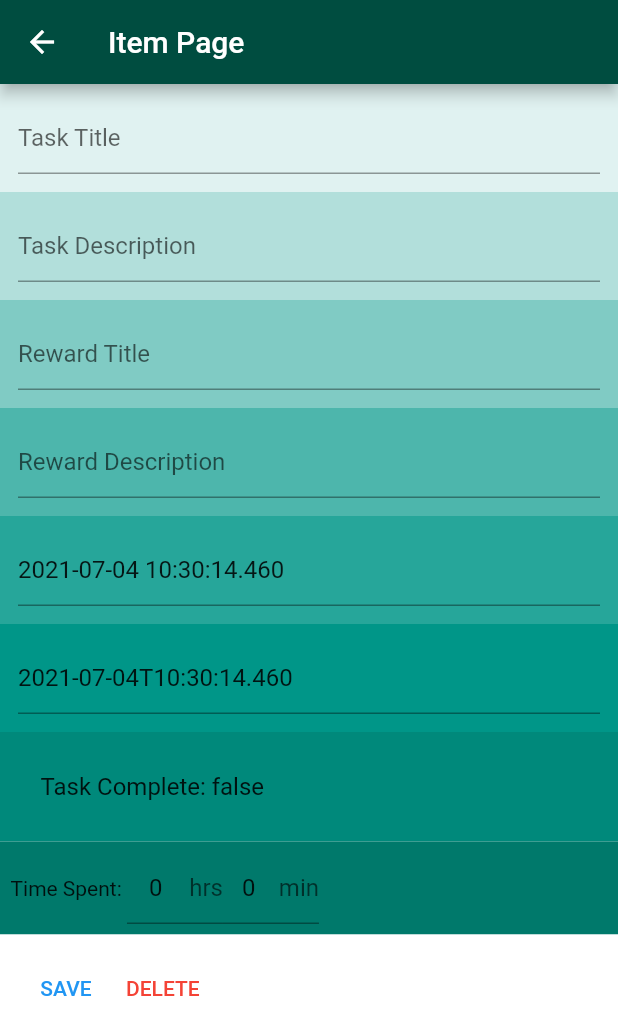
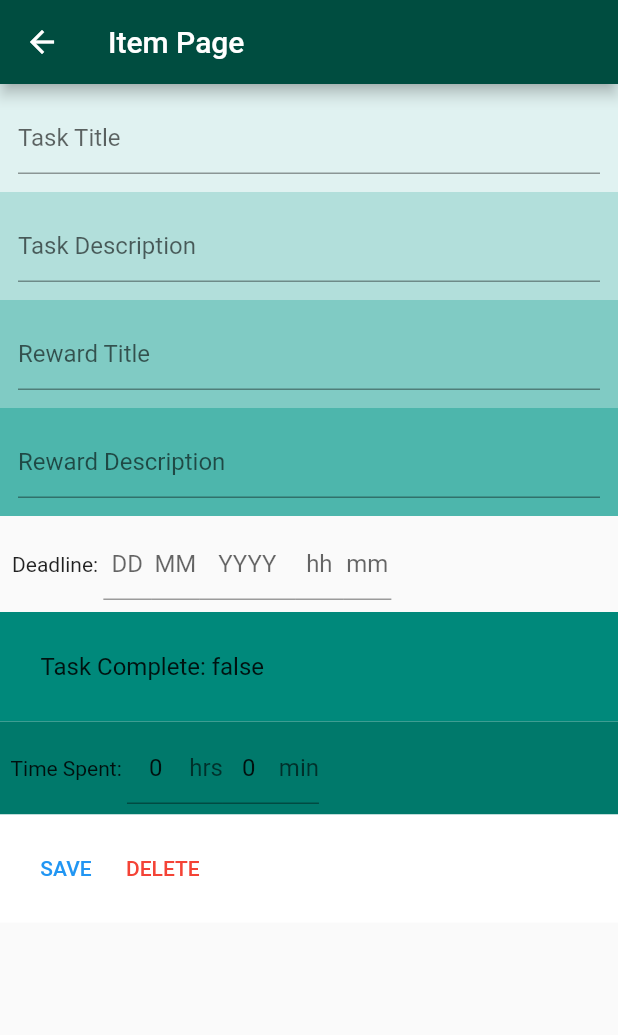
Before and after one commit to ayz122004/carrot, a Flutter app: the ItemPage screen opened directly with empty values, on a phone screen of 412 x 824 dp. Shown: the top 1035 px of the screen. Run offline on Flutter 3.47's test engine with Material 2 defaults, Android fonts, the phone set to English and light mode, and no system bars; our stand-ins replace fl_chart, fluttertoast.

```diff
--- a/lib/Pages/item_page.dart
+++ b/lib/Pages/item_page.dart
@@ -39,20 +39,113 @@ class _ItemPageState extends State<ItemPage> {
 
     void _updateTimeSpent() {
       myData.update();
-      _timeSpent = _tsHours*60 + _tsMinutes;
+      _timeSpent = _tsHours * 60 + _tsMinutes;
       setState(() {
         widget.item.setTimeSpent(Duration(minutes: _timeSpent));
       });
+    }
+
+    Widget _dateTimeField() {
+      var _dText, _mText, _yText, _hText, _minText = TextEditingController(text: "");
+      String _dVal, _mVal = "01";
+      String _yVal = "2021";
+      String _hVal, _minVal = "00";
+      try {
+        return Container(
+          padding: const EdgeInsets.all(8.0),
+          child: Row(
+            children: [
+              const Text("Deadline: "),
+
+              //Date
+              SizedBox(
+                width: 32,
+                child: TextFormField(
+                  textAlign: TextAlign.center,
+                  controller: _dText,
+                  keyboardType: TextInputType.number,
+                  decoration: const InputDecoration(hintText: "DD"),
+                  readOnly: widget.item.getIsComplete(),
+                  onFieldSubmitted: (value) {
+                    _dVal = _dText.text;
+                  },
+                ),
+              ),
+
+              //Month
+              SizedBox(
+                width: 32,
+                child: TextFormField(
+                  textAlign: TextAlign.center,
+                  controller: _mText,
+                  keyboardType: TextInputType.number,
+                  decoration: const InputDecoration(hintText: "MM"),
+                  readOnly: widget.item.getIsComplete(),
+                  onFieldSubmitted: (value) {
+                    _mVal = _mText.text;
+                  },
+                ),
+              ),
+
+              //Year
+              SizedBox(
+                width: 64,
+                child: TextFormField(
+                  textAlign: TextAlign.center,
+                  controller: _yText,
+                  keyboardType: TextInputType.number,
+                  decoration: const InputDecoration(hintText: "YYYY"),
+                  readOnly: widget.item.getIsComplete(),
+                  onFieldSubmitted: (value) {
+                    _yVal = _yText.text;
+                  },
+                ),
+              ),
+
+              //Hour
+              SizedBox(
+                width: 32,
+                child: TextFormField(
+                  textAlign: TextAlign.center,
+                  controller: _hText,
+                  keyboardType: TextInputType.number,
+                  decoration: const InputDecoration(hintText: "hh"),
+                  readOnly: widget.item.getIsComplete(),
+                  onFieldSubmitted: (value) {
+                    _hVal = _hText.text;
+                  },
+                ),
+              ),
+
+              //Minute
+              SizedBox(
+                width: 32,
+                child: TextFormField(
+                  textAlign: TextAlign.center,
+                  controller: _minText,
+                  keyboardType: TextInputType.number,
+                  decoration: const InputDecoration(hintText: "mm"),
+                  readOnly: widget.item.getIsComplete(),
+                  onFieldSubmitted: (value) {
+                    _minVal = _minText.text;
+                  },
+                ),
+              ),
+
+            ],
+          ),
+        );
+      } catch (e) {
+        rethrow;
+      }
+
+      return const Text("error");
     }
 
     _ttController = TextEditingController(text: widget.item.getTaskTitle());
     _tdController = TextEditingController(text: widget.item.getTaskDesc());
     _rtController = TextEditingController(text: widget.item.getRewardTitle());
     _rdController = TextEditingController(text: widget.item.getRewardDesc());
-    _sbController =
-        TextEditingController(text: widget.item.getStartBy().toString());
-    _ebController =
-        TextEditingController(text: widget.item.getEndBy().toIso8601String());
     _hController = TextEditingController(text: _tsHours.toString());
     _mController = TextEditingController(text: _tsMinutes.toString());
 
@@ -124,38 +217,39 @@ class _ItemPageState extends State<ItemPage> {
               },
             ),
           ),
-          Container(
-            color: Colors.teal[400],
-            padding: const EdgeInsets.all(12.0),
-            child: TextField(
-              decoration:
-                  const InputDecoration(hintText: "Start By: (2000-01-01)"),
-              controller: _sbController,
-              readOnly: widget.item.getIsComplete(),
-              onSubmitted: (value) {
-                myData.update();
-                setState(() {
-                  widget.item.setStartBy(DateTime.parse(_sbController.text));
-                });
-              },
-            ),
-          ),
-          Container(
-            color: Colors.teal,
-            padding: const EdgeInsets.all(12.0),
-            child: TextField(
-              decoration:
-                  const InputDecoration(hintText: "End By: (2000-01-01)"),
-              controller: _ebController,
-              readOnly: widget.item.getIsComplete(),
-              onSubmitted: (value) {
-                myData.update();
-                setState(() {
-                  widget.item.setEndBy(DateTime.parse(_ebController.text));
-                });
-              },
-            ),
-          ),
+          _dateTimeField(),
+          // Container(
+          //   color: Colors.teal[400],
+          //   padding: const EdgeInsets.all(12.0),
+          //   child: TextField(
+          //     decoration:
+          //         const InputDecoration(hintText: "Start By: (2000-01-01)"),
+          //     controller: _sbController,
+          //     readOnly: widget.item.getIsComplete(),
+          //     onSubmitted: (value) {
+          //       myData.update();
+          //       setState(() {
+          //         widget.item.setStartBy(DateTime.parse(_sbController.text));
+          //       });
+          //     },
+          //   ),
+          // ),
+          // Container(
+          //   color: Colors.teal,
+          //   padding: const EdgeInsets.all(12.0),
+          //   child: TextField(
+          //     decoration:
+          //         const InputDecoration(hintText: "End By: (2000-01-01)"),
+          //     controller: _ebController,
+          //     readOnly: widget.item.getIsComplete(),
+          //     onSubmitted: (value) {
+          //       myData.update();
+          //       setState(() {
+          //         widget.item.setEndBy(DateTime.parse(_ebController.text));
+          //       });
+          //     },
+          //   ),
+          // ),
           Container(
             color: Colors.teal[600],
             padding: const EdgeInsets.all(27.0),
@@ -206,7 +300,7 @@ class _ItemPageState extends State<ItemPage> {
           ),
           Container(
             color: Colors.white,
-            padding: EdgeInsets.all(12.0),
+            padding: const EdgeInsets.all(12.0),
             child: Row(
               children: [
                 TextButton(
```
